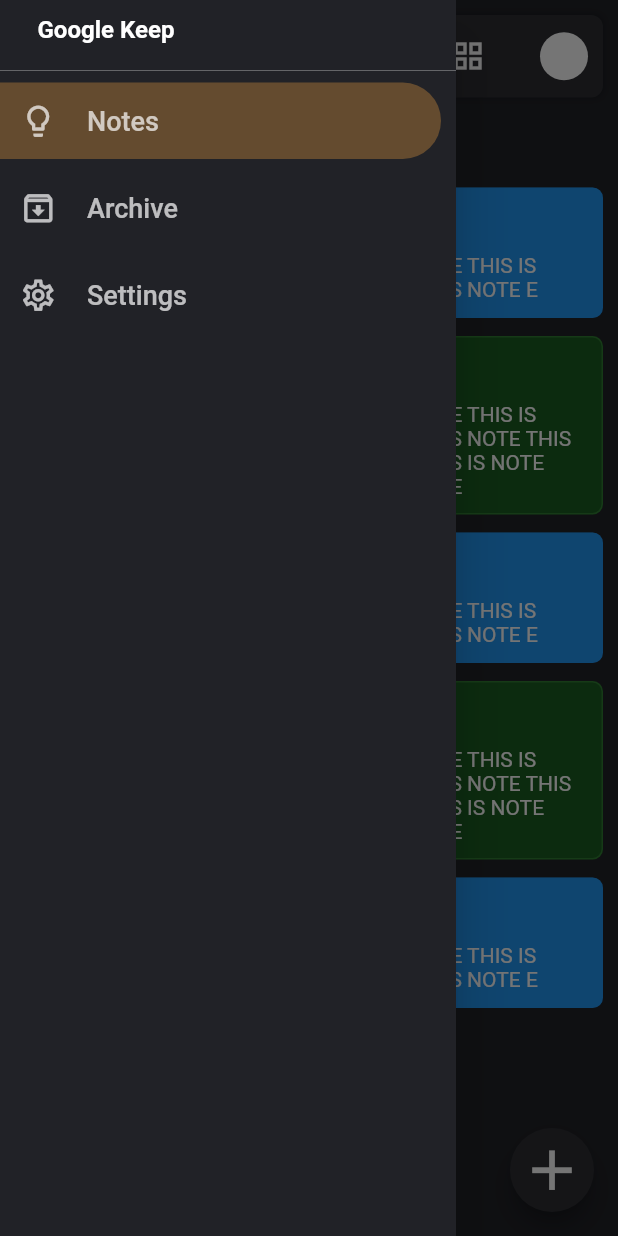
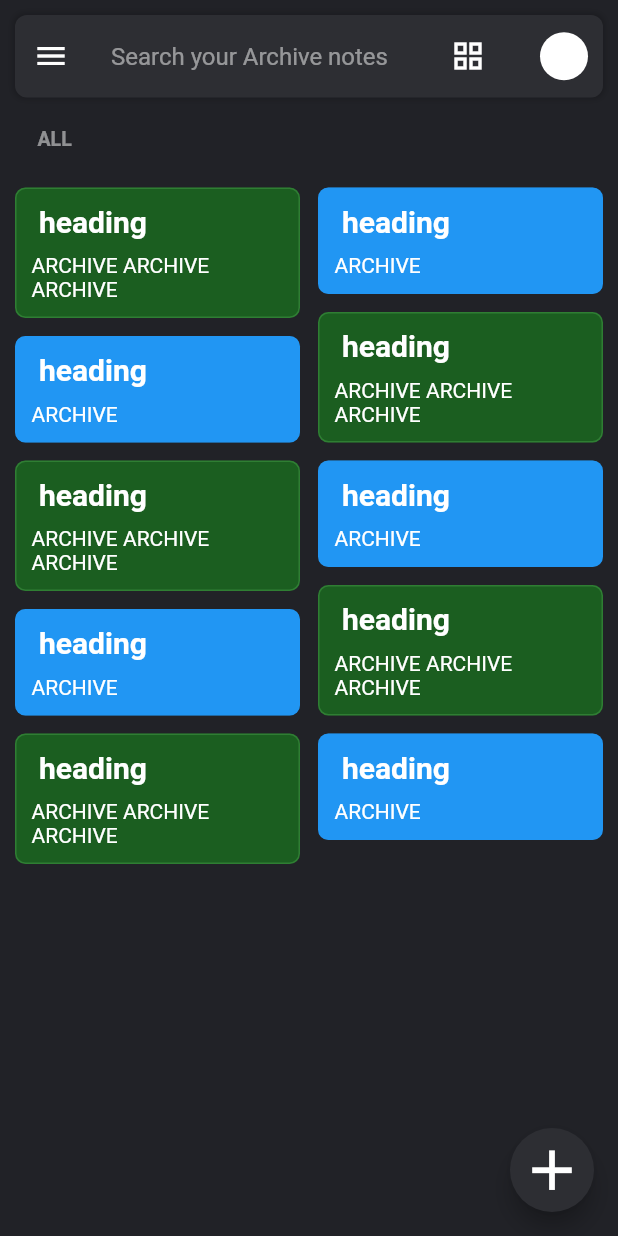
Before and after one commit to Nit89/KeepNotes, a Flutter app: the screen it shows after launch, after a tap on the "menu" icon, after a tap on "Archive", on a phone screen of 412 x 824 dp. Run offline on Flutter 3.47's test engine with Material 2 defaults, Android fonts, the phone set to English and light mode, and no system bars.

Commit message:
Archive and sidemenu completed

```diff
--- a/lib/Archive.dart
+++ b/lib/Archive.dart
@@ -20,9 +20,8 @@ class Archive extends StatefulWidget {
 // ignore: camel_case_types
 class _ArchiveState extends State<Archive> {
   GlobalKey<ScaffoldState> _drawKey = GlobalKey();
-  String note =
-      "THIS IS NOTE THIS IS NOTE THIS IS NOTE THIS IS NOTE THIS IS NOTE THIS IS NOTE";
-  String note1 = "THIS IS NOTE THIS IS NOTE THIS IS NOTE E ";
+  String note = "ARCHIVE ARCHIVE ARCHIVE";
+  String note1 = "ARCHIVE ";
 
   @override
   Widget build(BuildContext context) {
@@ -84,7 +83,7 @@ class _ArchiveState extends State<Archive> {
                                   crossAxisAlignment: CrossAxisAlignment.start,
                                   children: [
                                     Text(
-                                      "Search your notes",
+                                      "Search your Archive notes ",
                                       style: TextStyle(
                                           color: white.withOpacity(0.5),
                                           fontSize: 16),
--- a/lib/sideMenuBar.dart
+++ b/lib/sideMenuBar.dart
@@ -1,6 +1,8 @@
 import 'package:flutter/cupertino.dart';
 import 'package:flutter/material.dart';
+import 'package:keep_notes/Archive.dart';
 import 'package:keep_notes/color.dart';
+import 'package:keep_notes/home.dart';
 import 'package:keep_notes/setting.dart';
 
 class SideMenu extends StatefulWidget {
@@ -31,11 +33,85 @@ class _SideMenuState extends State<SideMenu> {
               Divider(
                 color: white.withOpacity(0.3),
               ),
-              sectionOne(),
+              Container(
+                margin: EdgeInsets.only(right: 10),
+                child: TextButton(
+                  style: ButtonStyle(
+                      backgroundColor: MaterialStateProperty.all(
+                          Colors.orangeAccent.withOpacity(0.3)),
+                      shape: MaterialStateProperty.all<RoundedRectangleBorder>(
+                          RoundedRectangleBorder(
+                              borderRadius: BorderRadius.only(
+                                  topRight: Radius.circular(50),
+                                  bottomRight: Radius.circular(50))))),
+                  onPressed: () {
+                    Navigator.push(context,
+                        MaterialPageRoute(builder: (context) => home()));
+                  },
+                  child: Container(
+                    padding: EdgeInsets.all(5),
+                    child: Row(
+                      children: [
+                        Icon(
+                          Icons.lightbulb_outline,
+                          size: 25,
+                          color: white.withOpacity(0.7),
+                        ),
+                        SizedBox(
+                          width: 20,
+                        ),
+                        Text(
+                          "Notes",
+                          style: TextStyle(
+                            color: white.withOpacity(0.7),
+                            fontSize: 18,
+                          ),
+                        )
+                      ],
+                    ),
+                  ),
+                ),
+              ),
               SizedBox(
                 height: 7,
               ),
-              sectionTwo(),
+              Container(
+                margin: EdgeInsets.only(right: 10),
+                child: TextButton(
+                  style: ButtonStyle(
+                      shape: MaterialStateProperty.all<RoundedRectangleBorder>(
+                          RoundedRectangleBorder(
+                              borderRadius: BorderRadius.only(
+                                  topRight: Radius.circular(50),
+                                  bottomRight: Radius.circular(50))))),
+                  onPressed: () {
+                    Navigator.push(context,
+                        MaterialPageRoute(builder: (context) => Archive()));
+                  },
+                  child: Container(
+                    padding: EdgeInsets.all(5),
+                    child: Row(
+                      children: [
+                        Icon(
+                          Icons.archive_outlined,
+                          size: 25,
+                          color: white.withOpacity(0.7),
+                        ),
+                        SizedBox(
+                          width: 20,
+                        ),
+                        Text(
+                          "Archive",
+                          style: TextStyle(
+                            color: white.withOpacity(0.7),
+                            fontSize: 18,
+                          ),
+                        )
+                      ],
+                    ),
+                  ),
+                ),
+              ),
               SizedBox(
                 height: 7,
               ),
@@ -83,79 +159,3 @@ class _SideMenuState extends State<SideMenu> {
     );
   }
 }
-
-Widget sectionOne() {
-  return Container(
-    margin: EdgeInsets.only(right: 10),
-    child: TextButton(
-      style: ButtonStyle(
-          backgroundColor:
-              MaterialStateProperty.all(Colors.orangeAccent.withOpacity(0.3)),
-          shape: MaterialStateProperty.all<RoundedRectangleBorder>(
-              RoundedRectangleBorder(
-                  borderRadius: BorderRadius.only(
-                      topRight: Radius.circular(50),
-                      bottomRight: Radius.circular(50))))),
-      onPressed: () {},
-      child: Container(
-        padding: EdgeInsets.all(5),
-        child: Row(
-          children: [
-            Icon(
-              Icons.lightbulb_outline,
-              size: 25,
-              color: white.withOpacity(0.7),
-            ),
-            SizedBox(
-              width: 20,
-            ),
-            Text(
-              "Notes",
-              style: TextStyle(
-                color: white.withOpacity(0.7),
-                fontSize: 18,
-              ),
-            )
-          ],
-        ),
-      ),
-    ),
-  );
-}
-
-Widget sectionTwo() {
-  return Container(
-    margin: EdgeInsets.only(right: 10),
-    child: TextButton(
-      style: ButtonStyle(
-          shape: MaterialStateProperty.all<RoundedRectangleBorder>(
-              RoundedRectangleBorder(
-                  borderRadius: BorderRadius.only(
-                      topRight: Radius.circular(50),
-                      bottomRight: Radius.circular(50))))),
-      onPressed: () {},
-      child: Container(
-        padding: EdgeInsets.all(5),
-        child: Row(
-          children: [
-            Icon(
-              Icons.archive_outlined,
-              size: 25,
-              color: white.withOpacity(0.7),
-            ),
-            SizedBox(
-              width: 20,
-            ),
-            Text(
-              "Archive",
-              style: TextStyle(
-                color: white.withOpacity(0.7),
-                fontSize: 18,
-              ),
-            )
-          ],
-        ),
-      ),
-    ),
-  );
-}
```
